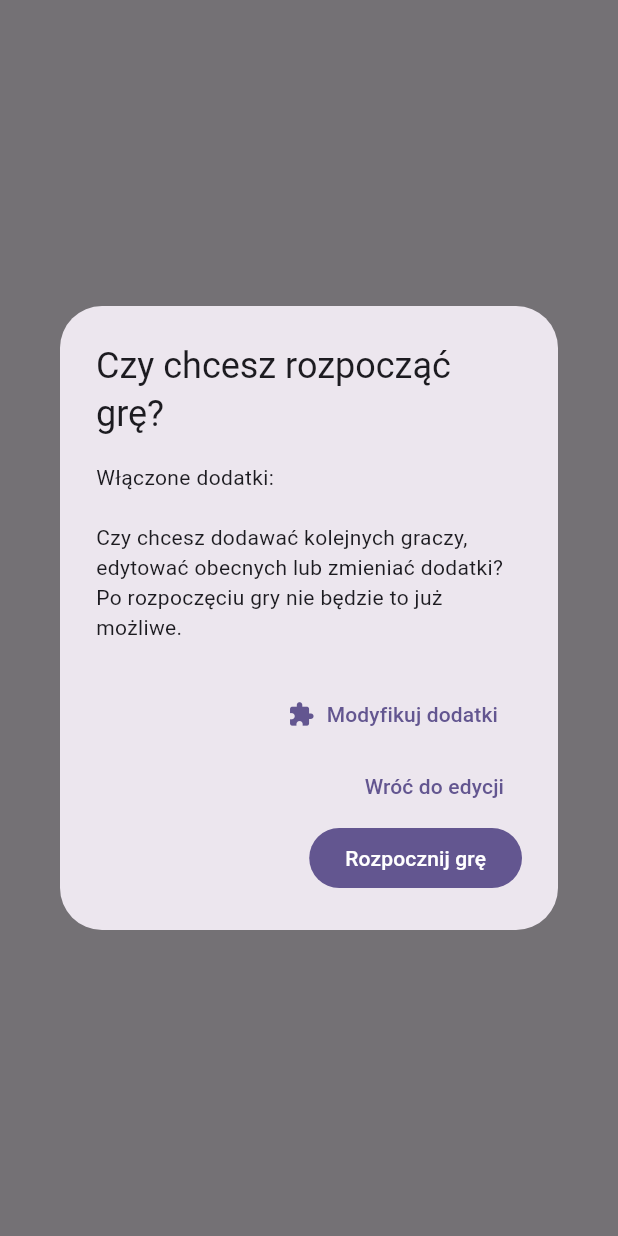
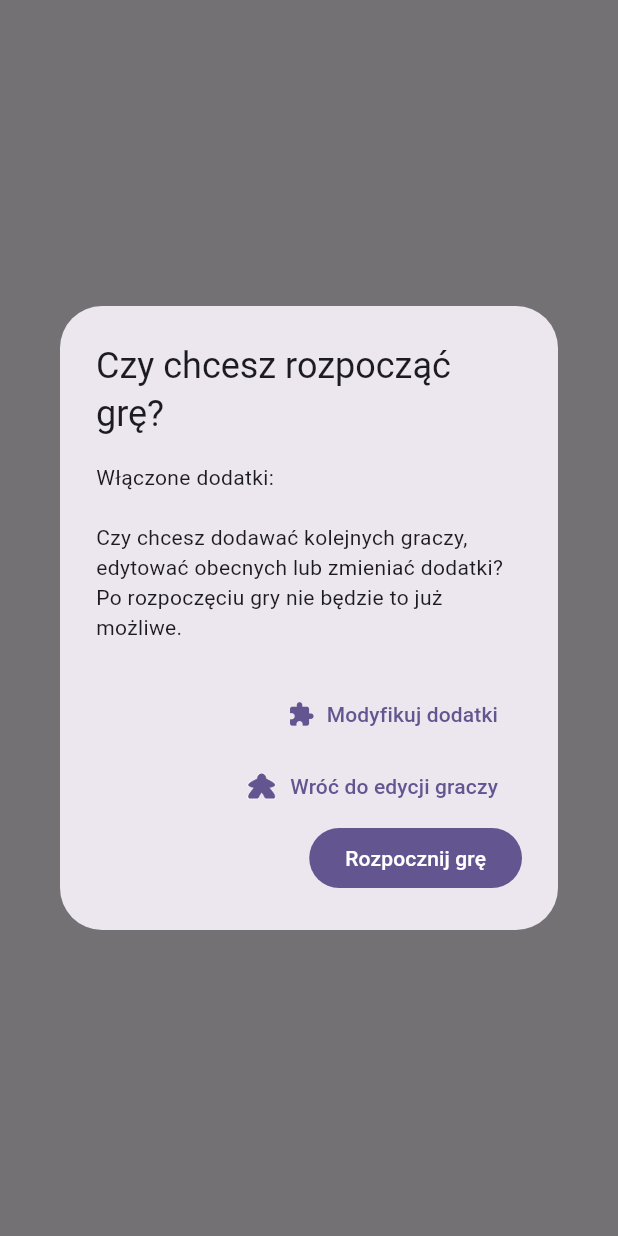
Before and after one commit to WGFizban/CC_NEW, a Flutter app: what askStartGame() shows on an empty page, opened directly with empty values, on a phone screen of 412 x 824 dp. Run offline on Flutter 3.47's test engine with Material 3 defaults, Android fonts, the phone set to English and light mode, and no system bars; our stand-ins replace flutter_colorpicker, flutter_svg, shared_preferences, wakelock_plus; accounts and stored records are empty; generated files the repository leaves out were written again.

Commit message:
Meepel przy Wróć do edycji graczy; obwódka przycisków Anuluj i Zatwierdź
Co-Authored-By: Claude Sonnet 5.5 <noreply@anthropic.com>
Claude-Session: https://claude.ai/code/session_01P2QWxkXWwGKiSLABjDzL2r

```diff
--- a/lib/l10n/app_en.arb
+++ b/lib/l10n/app_en.arb
@@ -254,5 +254,5 @@
   "noPlayersHint2": "To edit a player, press and hold their row.",
   "summaryTitle": "Summary",
   "modifyExpansions": "Modify expansions",
-  "backToEdit": "Back to editing"
+  "backToEdit": "Back to editing players"
 }
--- a/lib/l10n/app_pl.arb
+++ b/lib/l10n/app_pl.arb
@@ -739,5 +739,5 @@
   "noPlayersHint2": "Jeśli chcesz edytować gracza, przytrzymaj wiersz z jego imieniem.",
   "summaryTitle": "Podsumowanie",
   "modifyExpansions": "Modyfikuj dodatki",
-  "backToEdit": "Wróć do edycji"
+  "backToEdit": "Wróć do edycji graczy"
 }
--- a/lib/widgets/game_dialogs.dart
+++ b/lib/widgets/game_dialogs.dart
@@ -1,6 +1,7 @@
 import 'package:flutter/material.dart';
 
 import '../l10n/l10n.dart';
+import 'meeple_icon.dart';
 
 /// Ikona kończąca grę (ta sama na przycisku i w komunikacie o starcie).
 const IconData kEndGameIcon = Icons.sports_score;
@@ -97,9 +98,13 @@ Future<StartChoice> askStartGame(
           icon: const Icon(Icons.extension),
           label: Text(l.modifyExpansions),
         ),
-        TextButton(
+        TextButton.icon(
           onPressed: () => Navigator.pop(ctx, StartChoice.cancel),
-          child: Text(l.backToEdit),
+          icon: MeepleIcon(
+            color: Theme.of(ctx).colorScheme.primary,
+            size: 22,
+          ),
+          label: Text(l.backToEdit),
         ),
         FilledButton(
           onPressed: () => Navigator.pop(ctx, StartChoice.start),
```
Also changed, not shown: lib/widgets/scoring_app_bar.dart (+7 -0 lines).
